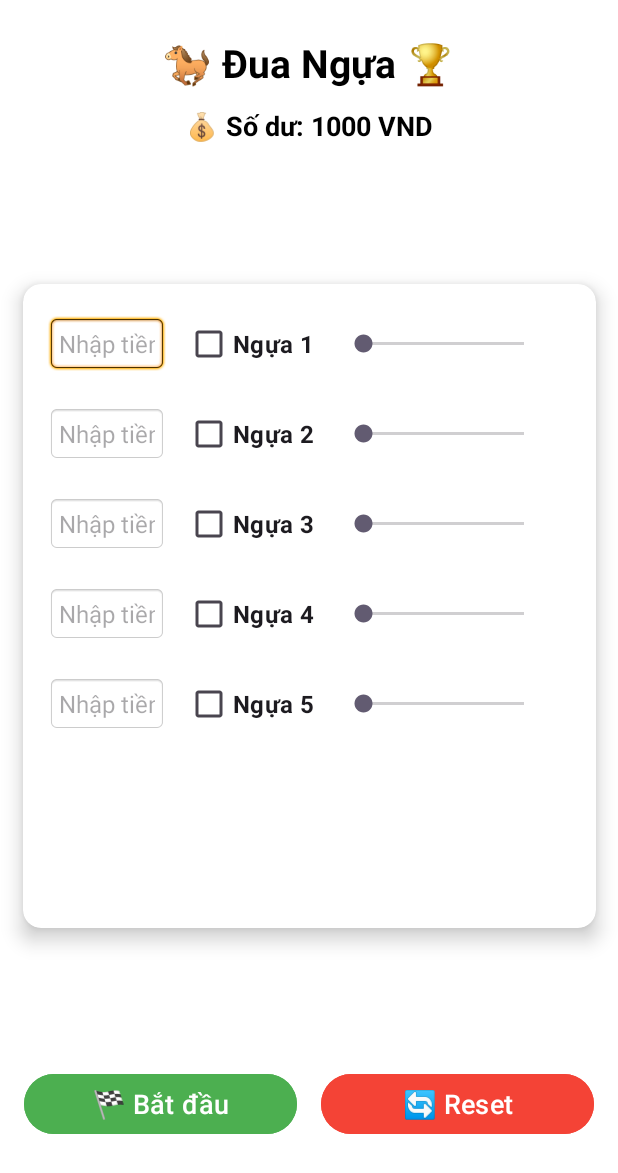
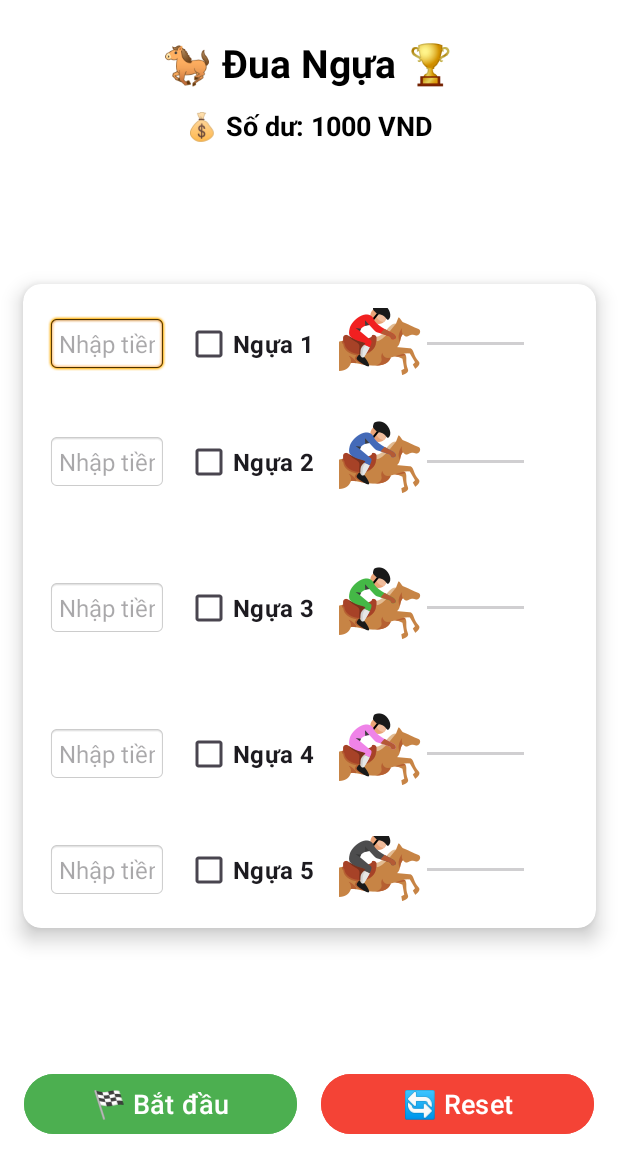
Before and after one commit to TuanDatCoder/PRM392_MiniProject, an Android app: the MainActivity screen opened directly, with no data from a screen before it, on a phone screen of 412 x 824 dp. Shown: the top 1173 px of the screen. Run offline under Robolectric (Android 15) with nearby library versions, the phone set to English and light mode, and no system bars.

Commit message:
add icon

```diff
--- a/app/src/main/res/layout/activity_main.xml
+++ b/app/src/main/res/layout/activity_main.xml
@@ -84,13 +84,15 @@
 
                 <SeekBar
                     android:id="@+id/horse1SeekBar"
-                    android:layout_width="0dp"
-                    android:layout_height="wrap_content"
+                    android:layout_width="145dp"
+                    android:layout_height="match_parent"
                     android:layout_marginStart="16dp"
                     android:layout_marginEnd="16dp"
                     android:layout_weight="1"
                     android:max="100"
-                    android:progress="0" />
+                    android:progress="0"
+                    android:thumb="@drawable/horse1"
+                    />
             </LinearLayout>
 
             <!-- Ngựa 2 -->
@@ -129,7 +131,8 @@
                     android:layout_marginEnd="16dp"
                     android:layout_weight="1"
                     android:max="100"
-                    android:progress="0" />
+                    android:progress="0"
+                    android:thumb="@drawable/horse2"/>
 
             </LinearLayout>
             <!-- Ngựa 3 -->
@@ -168,7 +171,8 @@
                     android:layout_marginEnd="16dp"
                     android:layout_weight="1"
                     android:max="100"
-                    android:progress="0" />
+                    android:progress="0"
+                    android:thumb="@drawable/horse3"/>
 
             </LinearLayout>
             <!-- Ngựa 4 -->
@@ -207,7 +211,8 @@
                     android:layout_marginEnd="16dp"
                     android:layout_weight="1"
                     android:max="100"
-                    android:progress="0" />
+                    android:progress="0"
+                    android:thumb="@drawable/horse4"/>
 
             </LinearLayout>
             <!-- Ngựa 2 -->
@@ -246,7 +251,8 @@
                     android:layout_marginEnd="16dp"
                     android:layout_weight="1"
                     android:max="100"
-                    android:progress="0" />
+                    android:progress="0"
+                    android:thumb="@drawable/horse5"/>
 
             </LinearLayout>
         </LinearLayout>
```
Also changed, not shown: app/src/main/java/com/example/prm392_miniproject/MainActivity.java (+32 -37 lines), app/src/main/res/drawable-nodpi/horse1.png (added), app/src/main/res/drawable-nodpi/horse2.png (added), app/src/main/res/drawable-nodpi/horse3.png (added), app/src/main/res/drawable-nodpi/horse4.png (added), app/src/main/res/drawable-nodpi/horse5.png (added), 5 other files.
